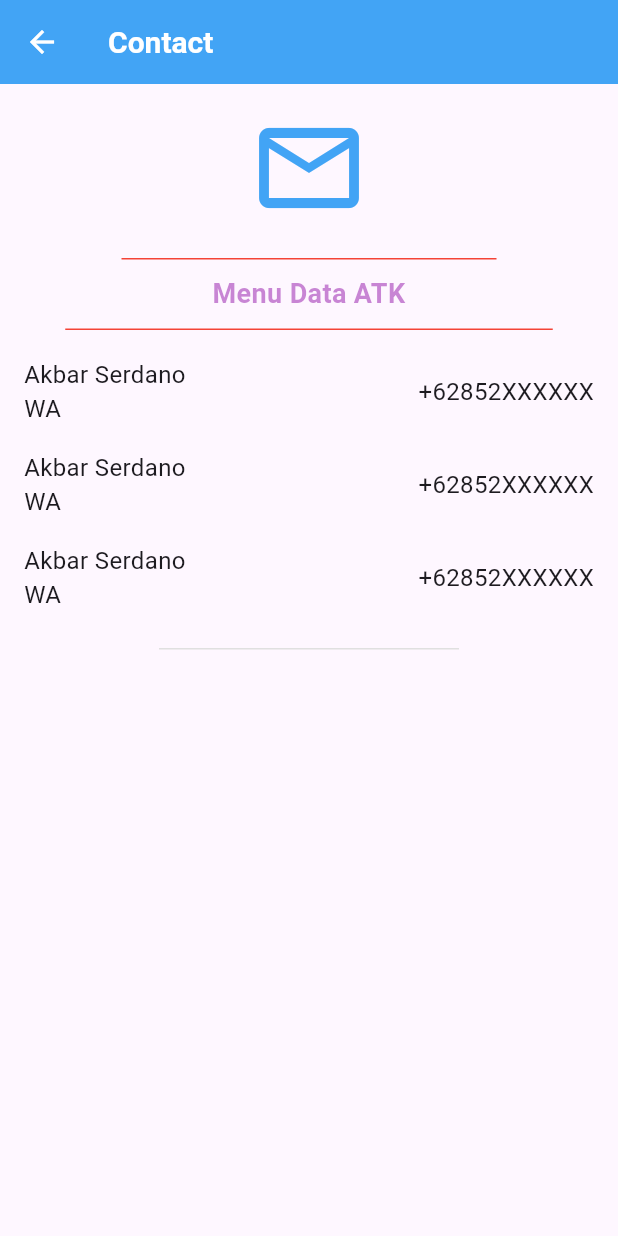
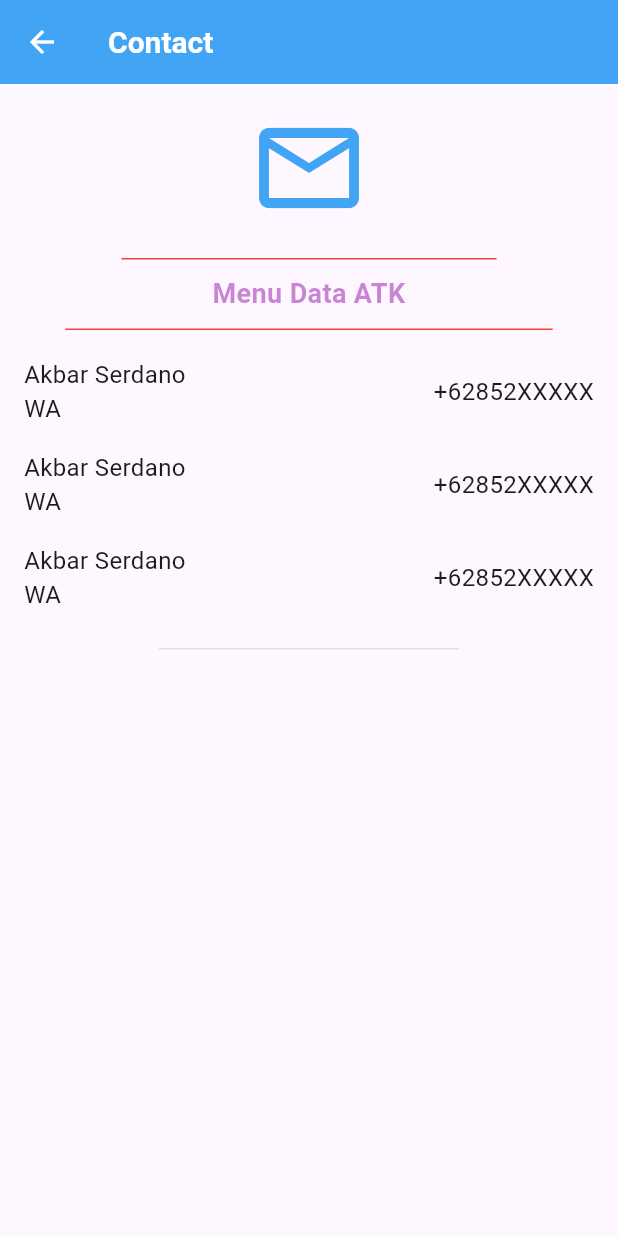
Before and after one commit to RodneyKeilsonMikroskil/aplikasi-pendataan-alat-tulis-kantor, a Flutter app: the ContactPage screen opened by its route, on a phone screen of 412 x 824 dp. Run offline on Flutter 3.47's test engine with Material 3 defaults, Android fonts, the light colour scheme and no system bars.

Commit message:
Update contact.dart
Change phone number

```diff
--- a/lib/contact.dart
+++ b/lib/contact.dart
@@ -59,17 +59,17 @@ class ContactPage extends StatelessWidget {
             const SizedBox(height: 10),
             ContactItem(
               name: 'Akbar Serdano',
-              contact: '+62852XXXXXX',
+              contact: '+62852XXXXX',
               type: 'WA',
             ),
             ContactItem(
               name: 'Akbar Serdano',
-              contact: '+62852XXXXXX',
+              contact: '+62852XXXXX',
               type: 'WA',
             ),
             ContactItem(
               name: 'Akbar Serdano',
-              contact: '+62852XXXXXX',
+              contact: '+62852XXXXX',
               type: 'WA',
             ),
             const SizedBox(height: 16.0),
```
